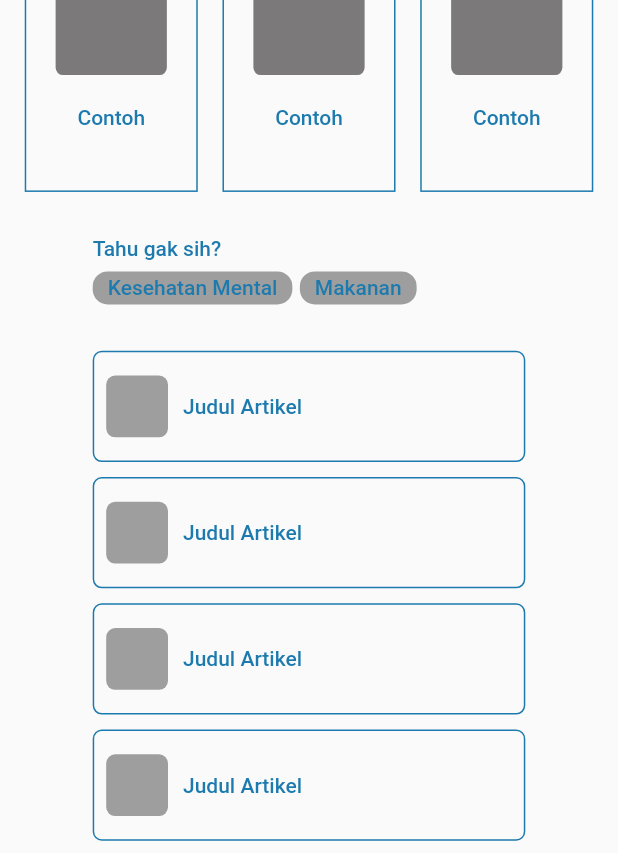
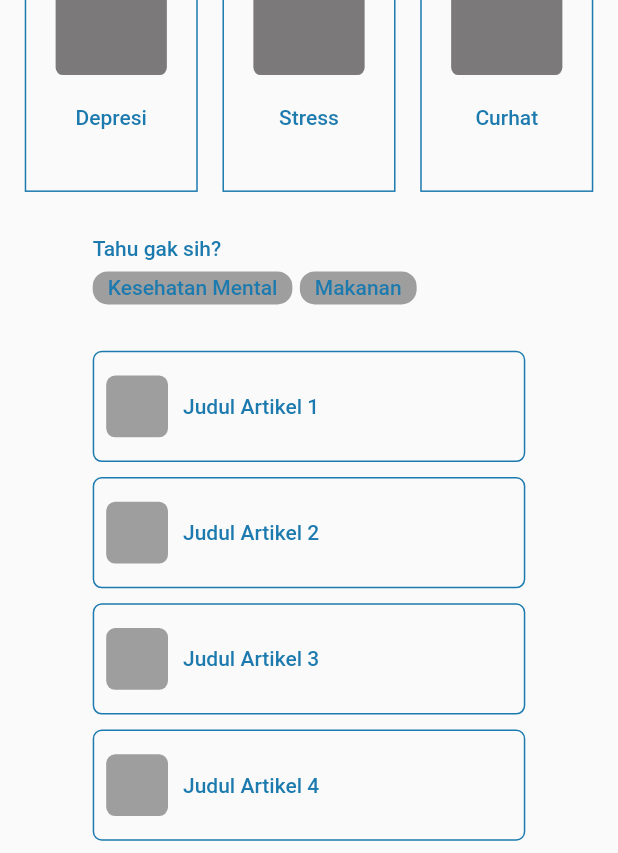
Before and after one commit to biairmal/mentalcarepadjadjaran, a Flutter app: the HomePage screen opened directly, on a phone screen of 412 x 824 dp. Shown: the part 209-1062 px from the top of the screen. Run offline on Flutter 3.47's test engine with Material 2 defaults, Android fonts, the phone set to English and light mode, and no system bars; our stand-ins replace firebase_auth, firebase_core, flutter_swiper; accounts and stored records are empty.

Commit message:
update home

```diff
--- a/lib/pages/home_view.dart
+++ b/lib/pages/home_view.dart
@@ -12,7 +12,9 @@ class _HomePageState extends State<HomePage> {
   static Color colorTextAbu = Color(0XFF7C797A);
   static Color colorTextBiru = Color(0XFF1C7AAE);
 
-  Widget menuButton = Container(
+  menuButton(kata){
+
+  return Container(
     //color: Colors.blue
     decoration:
         BoxDecoration(border: Border.all(color: colorTextBiru, width: 1,)),
@@ -28,17 +30,22 @@ class _HomePageState extends State<HomePage> {
         ),
         SizedBox(height: 20),
         Text(
-          "Contoh",
+          kata,
           style: TextStyle(color: colorTextBiru),
         ),
       ],
     ),
   );
+  }
 
-  Widget artikel = Column(
+  artikel(judul){
+
+  return Column(
     children: [
       GestureDetector(
-        onTap: (){},
+        onTap: (){
+          Navigator.push(context, MaterialPageRoute(builder: (context)=> ArtikelPage()));
+        },
         child: Container(
           //color: Colors.red,
           width: SizeConfig.blockHorizontal * 70,
@@ -62,7 +69,7 @@ class _HomePageState extends State<HomePage> {
               ),
               SizedBox(width: 10),
               Text(
-                "Judul Artikel",
+                judul,
                 style: TextStyle(color: colorTextBiru),
               )
             ],
@@ -72,6 +79,7 @@ class _HomePageState extends State<HomePage> {
       SizedBox(height: 10)
     ],
   );
+  }
 
   @override
   Widget build(BuildContext context) {
@@ -94,9 +102,10 @@ class _HomePageState extends State<HomePage> {
             Row(
               mainAxisAlignment: MainAxisAlignment.spaceEvenly,
               children: [
-                menuButton,
-                menuButton,
-                menuButton,
+                menuButton("Depresi"),
+                menuButton("Stress"),
+                menuButton("Curhat"),
+
               ],
             ),
             SizedBox(height: 30),
@@ -128,11 +137,12 @@ class _HomePageState extends State<HomePage> {
               ),
             ),
             SizedBox(height: 10),
-            artikel,
-            artikel,
-            artikel,
-            artikel,
-            artikel,
+            artikel("Judul Artikel 1"),
+            artikel("Judul Artikel 2"),
+            artikel("Judul Artikel 3"),
+            artikel("Judul Artikel 4"),
+            artikel("Judul Artikel 5"),
+            artikel("Judul Artikel 6"),
 
             ],
         ),
```
